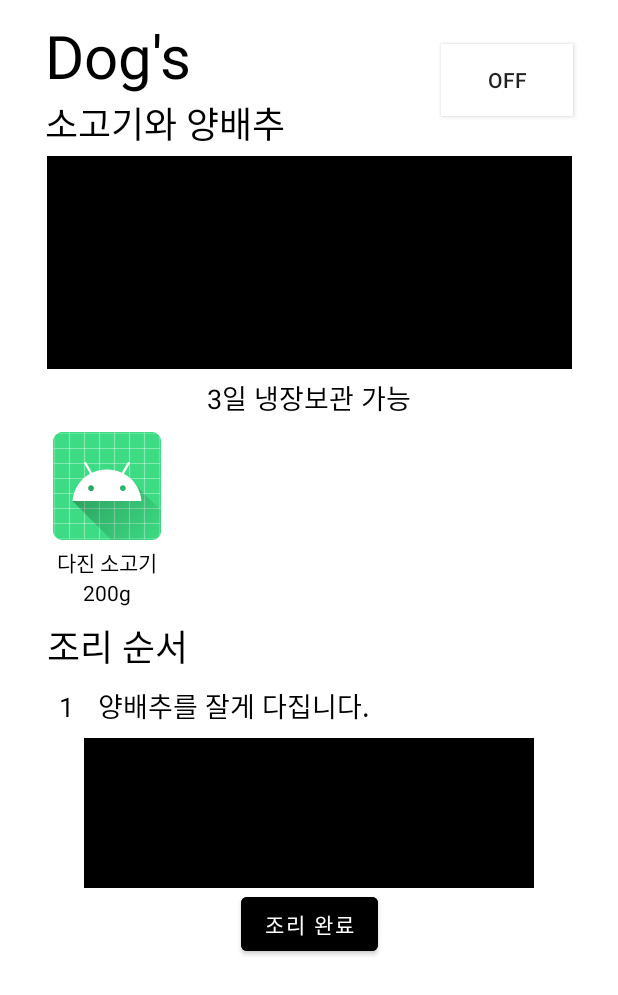
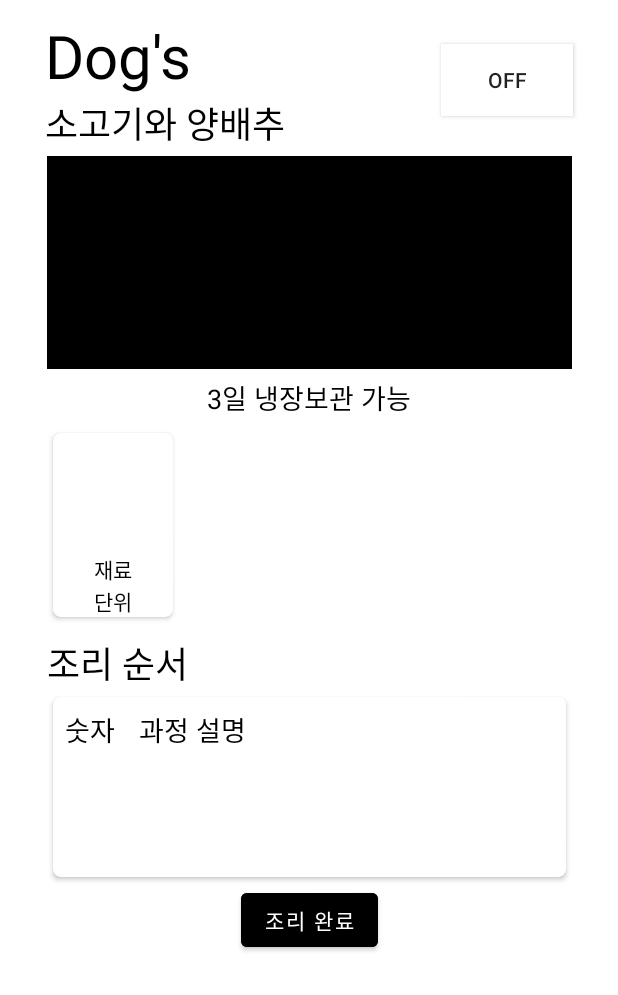
Before and after one commit to Learn-the-World-ewha/Cookforpet, an Android app: the layout activity_dogs_recipe.xml on its own in the app's theme, with its tools: preview values and no code run, on a phone screen of 412 x 824 dp. Shown: the top 995 px of the screen. Run offline under Robolectric (Android 15) with nearby library versions, the phone set to English and light mode, and no system bars.

```diff
--- a/app/src/main/java/com/example/myapplication/DogsRecipeActivity.java
+++ b/app/src/main/java/com/example/myapplication/DogsRecipeActivity.java
@@ -16,7 +16,6 @@ public class DogsRecipeActivity extends AppCompatActivity {
         setContentView(R.layout.activity_dogs_recipe);
 
         MatList matlist = findViewById(R.id.matlist);
-        matlist.setImg_mat(R.drawable.ic_launcher_foreground);
         matlist.setTxt_mat("다진 소고기");
         matlist.setTxt_unit("200g");
 
--- a/app/src/main/java/com/example/myapplication/MatList.java
+++ b/app/src/main/java/com/example/myapplication/MatList.java
@@ -8,7 +8,6 @@ import android.widget.LinearLayout;
 import android.widget.TextView;
 
 public class MatList extends LinearLayout{
-    ImageView img_mat;
     TextView txt_mat;
     TextView txt_unit;
 
@@ -24,12 +23,8 @@ public class MatList extends LinearLayout{
         LayoutInflater inflater = (LayoutInflater) context.getSystemService(Context.LAYOUT_INFLATER_SERVICE);
         inflater.inflate(R.layout.mat_list, this, true);
 
-        img_mat = findViewById(R.id.img_mat);
         txt_mat = findViewById(R.id.txt_mat);
         txt_unit = findViewById(R.id.txt_unit);
-    }
-    public void setImg_mat(int resId){
-        img_mat.setImageResource(resId);
     }
     public void setTxt_mat(String mat){
         txt_mat.setText(mat);
--- a/app/src/main/res/layout/activity_dogs_recipe.xml
+++ b/app/src/main/res/layout/activity_dogs_recipe.xml
@@ -82,33 +82,12 @@
                 android:layout_width="wrap_content"
                 android:layout_height="wrap_content"
                 android:orientation="horizontal">
-                <LinearLayout
-                    android:layout_width="wrap_content"
+                <com.example.myapplication.MatList
+                    android:layout_width="match_parent"
                     android:layout_height="wrap_content"
-                    android:orientation="vertical">
+                    android:id="@+id/matlist">
 
-                    <ImageView
-                        android:id="@+id/img_mat"
-                        android:layout_width="80dp"
-                        android:layout_height="80dp"
-                        android:scaleType="centerInside"
-
-                        app:srcCompat="@mipmap/ic_launcher" />
-                    <TextView
-                        android:id="@+id/txt_mat"
-                        android:layout_width="wrap_content"
-                        android:layout_height="wrap_content"
-                        android:text="다진 소고기"
-                        android:layout_gravity="center"
-                        android:textColor="@color/black"/>
-                    <TextView
-                        android:id="@+id/txt_unit"
-                        android:layout_width="wrap_content"
-                        android:layout_height="wrap_content"
-                        android:text="200g"
-                        android:layout_gravity="center"
-                        android:textColor="@color/black"/>
-                </LinearLayout>
+                </com.example.myapplication.MatList>
             </LinearLayout>
             <TextView
                 android:layout_width="wrap_content"
@@ -117,37 +96,12 @@
                 android:textColor="@color/black"
                 android:textSize="24sp"
                 android:layout_marginTop="8dp"/>
-            <LinearLayout
-                android:layout_width="350dp"
+            <com.example.myapplication.StepList
+                android:layout_width="match_parent"
                 android:layout_height="wrap_content"
-                android:orientation="vertical">
-                <LinearLayout
-                    android:layout_width="wrap_content"
-                    android:layout_height="wrap_content">
-                    <TextView
-                        android:id="@+id/txt_stepNum"
-                        android:layout_width="wrap_content"
-                        android:layout_height="wrap_content"
-                        android:layout_margin="8dp"
-                        android:text="1"
-                        android:textSize="18sp"
-                        android:textColor="@color/black"/>
-                    <TextView
-                        android:id="@+id/txt_step"
-                        android:layout_width="wrap_content"
-                        android:layout_height="wrap_content"
-                        android:layout_margin="8dp"
-                        android:text="양배추를 잘게 다집니다."
-                        android:textSize="18sp"
-                        android:textColor="@color/black"/>
-                </LinearLayout>
-                <ImageView
-                    android:id="@+id/img_step"
-                    android:layout_width="300dp"
-                    android:layout_height="100dp"
-                    android:layout_gravity="center"
-                    tools:srcCompat="@color/black" />
-            </LinearLayout>
+                android:id="@+id/steplist">
+
+            </com.example.myapplication.StepList>
             <Button
                 android:id="@+id/btn_complete"
                 android:layout_width="wrap_content"
```
